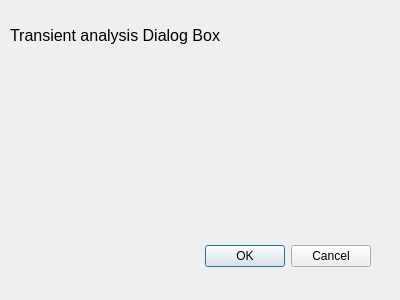
Qt form frontend/Graphics/transientdialogbox.ui (ParhamPand/Project1OOP) before a commit.
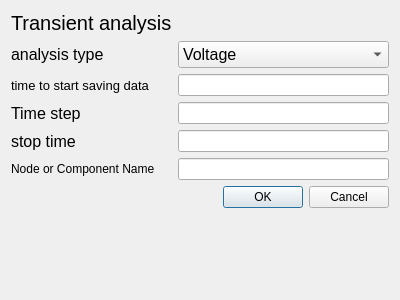
The same form after that commit.

Commit message: Transient analysis finished

```diff
--- a/frontend/Graphics/transientdialogbox.ui
+++ b/frontend/Graphics/transientdialogbox.ui
@@ -13,40 +13,119 @@
   <property name="windowTitle">
    <string>Dialog</string>
   </property>
-  <widget class="QDialogButtonBox" name="buttonBox">
-   <property name="geometry">
-    <rect>
-     <x>30</x>
-     <y>240</y>
-     <width>341</width>
-     <height>32</height>
-    </rect>
-   </property>
-   <property name="orientation">
-    <enum>Qt::Orientation::Horizontal</enum>
-   </property>
-   <property name="standardButtons">
-    <set>QDialogButtonBox::StandardButton::Cancel|QDialogButtonBox::StandardButton::Ok</set>
-   </property>
-  </widget>
-  <widget class="QLabel" name="label">
-   <property name="geometry">
-    <rect>
-     <x>10</x>
-     <y>10</y>
-     <width>231</width>
-     <height>51</height>
-    </rect>
-   </property>
-   <property name="font">
-    <font>
-     <pointsize>12</pointsize>
-    </font>
-   </property>
-   <property name="text">
-    <string>Transient analysis Dialog Box</string>
-   </property>
-  </widget>
+  <layout class="QFormLayout" name="formLayout">
+   <item row="0" column="0">
+    <widget class="QLabel" name="label">
+     <property name="font">
+      <font>
+       <pointsize>15</pointsize>
+      </font>
+     </property>
+     <property name="text">
+      <string>Transient analysis</string>
+     </property>
+    </widget>
+   </item>
+   <item row="1" column="0">
+    <widget class="QLabel" name="label_6">
+     <property name="font">
+      <font>
+       <pointsize>12</pointsize>
+      </font>
+     </property>
+     <property name="text">
+      <string>analysis type</string>
+     </property>
+    </widget>
+   </item>
+   <item row="1" column="1">
+    <widget class="QComboBox" name="analysisTypeComboBox">
+     <property name="font">
+      <font>
+       <pointsize>12</pointsize>
+      </font>
+     </property>
+     <property name="currentIndex">
+      <number>0</number>
+     </property>
+     <item>
+      <property name="text">
+       <string>Voltage</string>
+      </property>
+     </item>
+     <item>
+      <property name="text">
+       <string>Current</string>
+      </property>
+     </item>
+    </widget>
+   </item>
+   <item row="2" column="0">
+    <widget class="QLabel" name="label_3">
+     <property name="font">
+      <font>
+       <pointsize>10</pointsize>
+      </font>
+     </property>
+     <property name="text">
+      <string>time to start saving data</string>
+     </property>
+    </widget>
+   </item>
+   <item row="2" column="1">
+    <widget class="QLineEdit" name="startTimeLineEdit"/>
+   </item>
+   <item row="3" column="0">
+    <widget class="QLabel" name="label_2">
+     <property name="font">
+      <font>
+       <pointsize>12</pointsize>
+      </font>
+     </property>
+     <property name="text">
+      <string>Time step</string>
+     </property>
+    </widget>
+   </item>
+   <item row="3" column="1">
+    <widget class="QLineEdit" name="timeStepLineEdit"/>
+   </item>
+   <item row="4" column="0">
+    <widget class="QLabel" name="label_4">
+     <property name="font">
+      <font>
+       <pointsize>12</pointsize>
+      </font>
+     </property>
+     <property name="text">
+      <string>stop time</string>
+     </property>
+    </widget>
+   </item>
+   <item row="4" column="1">
+    <widget class="QLineEdit" name="stopTimeLineEdit"/>
+   </item>
+   <item row="5" column="0">
+    <widget class="QLabel" name="label_5">
+     <property name="text">
+      <string>Node or Component Name</string>
+     </property>
+    </widget>
+   </item>
+   <item row="5" column="1">
+    <widget class="QLineEdit" name="outputNameLineEdit"/>
+   </item>
+   <item row="6" column="1">
+    <widget class="QDialogButtonBox" name="buttonBox">
+     <property name="orientation">
+      <enum>Qt::Orientation::Horizontal</enum>
+     </property>
+     <property name="standardButtons">
+      <set>QDialogButtonBox::StandardButton::Cancel|QDialogButtonBox::StandardButton::Ok</set>
+     </property>
+    </widget>
+   </item>
+  </layout>
  </widget>
  <resources/>
  <connections>
```
The commit also changes 14 other files.
